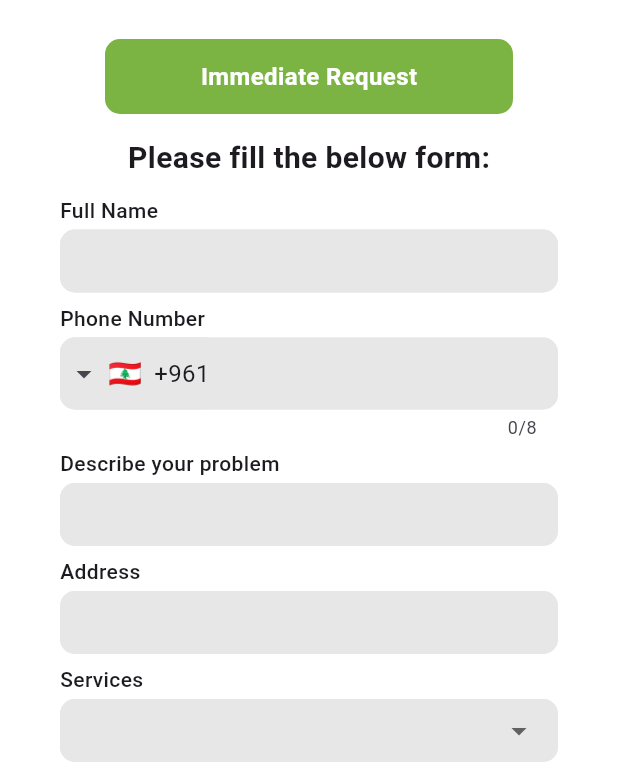
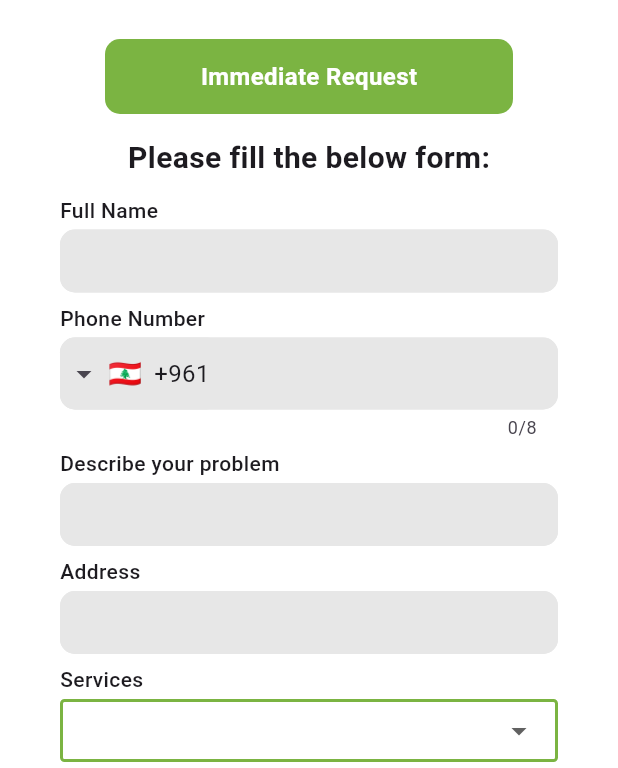
Before and after one commit to ZouheirN/nurse-app, a Flutter app: the ImmediateRequestPage screen opened by its route, on a phone screen of 412 x 824 dp, the part 468-1236 px from its top. Run offline on Flutter 3.47's test engine with Material 3 defaults, Android fonts, the phone set to English and light mode, and no system bars; drawn by our look-alikes of intl_phone_field; our stand-ins replace dropdown_button2, shared_preferences; accounts and stored records are empty.

Commit message:
Update labeled_dropdown.dart

```diff
--- a/lib/components/labeled_dropdown.dart
+++ b/lib/components/labeled_dropdown.dart
@@ -61,16 +61,16 @@ class _LabeledDropdownState extends State<LabeledDropdown> {
                 isExpanded: true,
                 decoration: InputDecoration(
                   enabledBorder: const OutlineInputBorder(
-                    borderRadius: BorderRadius.all(Radius.circular(10)),
-                    borderSide: BorderSide(color: Color(0xFFE7E7E7)),
+                    borderRadius: BorderRadius.all(Radius.circular(3)),
+                    borderSide: BorderSide(color: Color(0xFF7BB442), width: 2),
                   ),
                   focusedBorder: const OutlineInputBorder(
-                    borderRadius: BorderRadius.all(Radius.circular(10)),
-                    borderSide: BorderSide(color: Color(0xFFE7E7E7)),
+                    borderRadius: BorderRadius.all(Radius.circular(3)),
+                    borderSide: BorderSide(color: Color(0xFF7BB442), width: 2),
                   ),
                   fillColor: _isFocused
-                      ? const Color.fromARGB(255, 245, 245, 245)
-                      : const Color(0xFFE7E7E7),
+                      ? Colors.white
+                      : Colors.white,
                   filled: true,
                   contentPadding:
                       const EdgeInsets.symmetric(vertical: 10, horizontal: 10),
```
